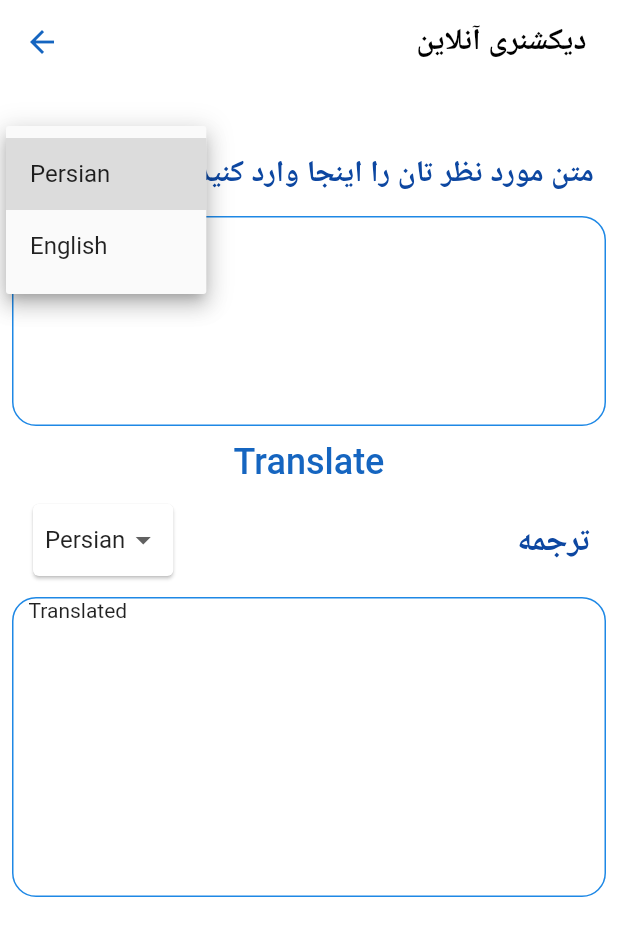
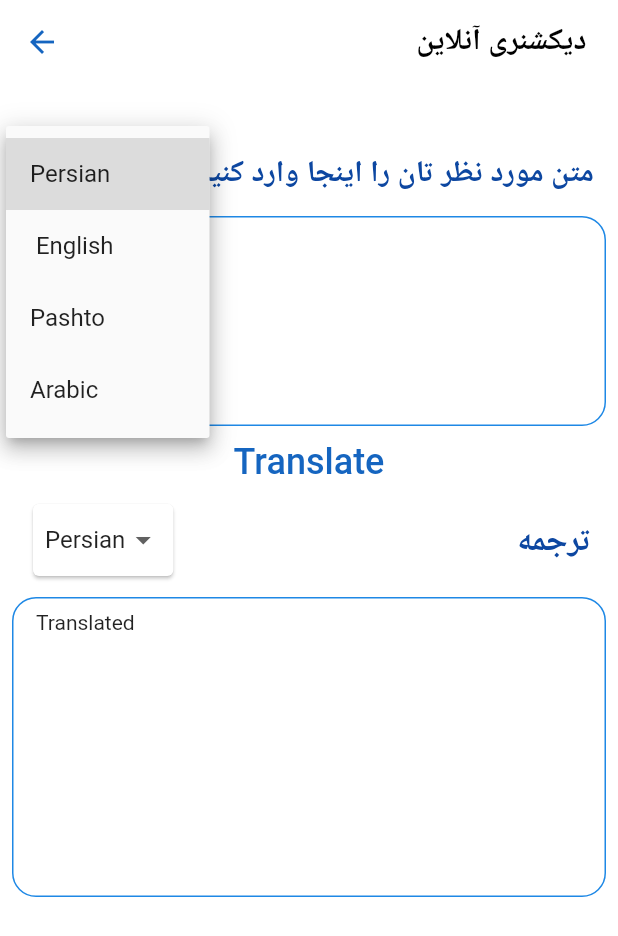
Before and after one commit to MahmoodHashem/grammar_updated, a Flutter app: the Dictionary screen opened directly, after a tap on "Persian", on a phone screen of 412 x 824 dp. Shown: the top 936 px of the screen. Run offline on Flutter 3.47's test engine with Material 2 defaults, Android fonts, the phone set to English and light mode, and no system bars; our stand-ins replace carousel_slider, flutter_easyloading, get, get_storage, step_progress_indicator; missing offline and left inert: auto_direction, translator; accounts and stored records are empty; Roboto replaces fonts that are missing (Estedad, LEMON MILK Pro FTR Medium).

Commit message:
Add fromLanguage dropdown

```diff
--- a/lib/presentation/pages/drawer/dictionary_screen.dart
+++ b/lib/presentation/pages/drawer/dictionary_screen.dart
@@ -16,6 +16,37 @@ class Dictionary extends StatefulWidget {
 class _DictionaryState extends State<Dictionary> {
 
   TextEditingController _controller = TextEditingController();
+
+
+  List languagesFromList = ['Persian', ' English', 'Pashto', 'Arabic'];
+  String selectedFromLanguage = 'Persian';
+
+
+
+  DropdownButton fromLanguageDropdown() {
+    setState(() {
+
+    });
+    List<DropdownMenuItem<String>> dropdown = [];
+    for (int i = 0; i < languagesFromList.length; i++) {
+      String langauge = languagesFromList[i];
+      var myDropdown = DropdownMenuItem(
+        value: langauge,
+        child: Text(langauge),
+      );
+      dropdown.add(myDropdown);
+    }
+    return DropdownButton(
+        padding: const EdgeInsets.symmetric(horizontal: 8),
+        underline: const SizedBox(),
+        value: selectedFromLanguage,
+        items: dropdown,
+        onChanged: (value) {
+          setState(() {
+            selectedFromLanguage = value;
+          });
+        });
+  }
 
 
   @override
@@ -51,22 +82,7 @@ class _DictionaryState extends State<Dictionary> {
                   mainAxisAlignment: MainAxisAlignment.spaceBetween,
                   children: [
                     Card(
-                        child: DropdownButton(
-                          underline: const SizedBox(),
-                            padding: const EdgeInsets.symmetric(horizontal: 8),
-                            value: 'Persian',
-                            items: [
-                              DropdownMenuItem(child: Text('Persian'),
-                              value:'Persian'),
-                              DropdownMenuItem(child: Text('English'),
-                              value: 'English',
-                              ),
-
-                            ],
-                            onChanged: (value) {
-                              setState(() {
-                              });
-                            })),
+                        child: fromLanguageDropdown()),
                     Expanded(
                       child: Text('متن مورد نظر تان را اینجا وارد کنید',
                       textDirection: TextDirection.rtl,
@@ -151,7 +167,7 @@ class _DictionaryState extends State<Dictionary> {
               ),
               Container(
                 margin: const EdgeInsets.symmetric(vertical: 10),
-                padding: const EdgeInsets.symmetric(horizontal: 10),
+                padding: const EdgeInsets.symmetric(horizontal: 15, vertical:8 ),
                 height: 200,
                 width: double.infinity,
                 decoration: BoxDecoration(
```
Also changed, not shown: lib/presentation/pages/home_page.dart (+5 -6 lines).
